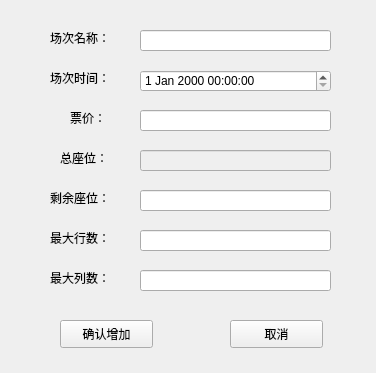
This is pages/operator/AddShow/AddShow.ui in Dreace/TheTicket as Qt 5 draws it before an edit. The edited form follows.
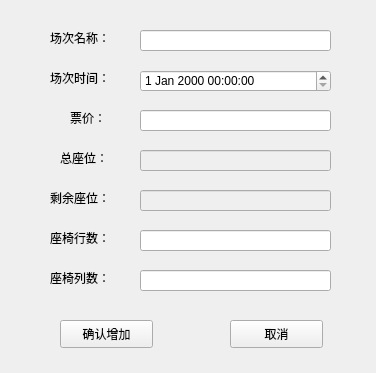
This is the edited form.

Patch:
```diff
--- a/pages/operator/AddShow/AddShow.ui
+++ b/pages/operator/AddShow/AddShow.ui
@@ -148,6 +148,9 @@
    </property>
   </widget>
   <widget class="QLineEdit" name="lineEdit_4">
+   <property name="enabled">
+    <bool>false</bool>
+   </property>
    <property name="geometry">
     <rect>
      <x>140</x>
@@ -167,7 +170,7 @@
     </rect>
    </property>
    <property name="text">
-    <string>最大行数：</string>
+    <string>座椅行数：</string>
    </property>
   </widget>
   <widget class="QLabel" name="label_7">
@@ -180,7 +183,7 @@
     </rect>
    </property>
    <property name="text">
-    <string>最大列数：</string>
+    <string>座椅列数：</string>
    </property>
   </widget>
   <widget class="QLineEdit" name="lineEdit_5">
```
Left out of the diff: 11 changed lines with no effect on the pictures.
